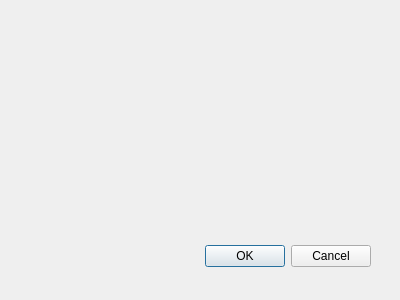
Qt form ImageExtractor/classadder.ui (BenjaminDeguerre/ImageProcessing) before a commit.
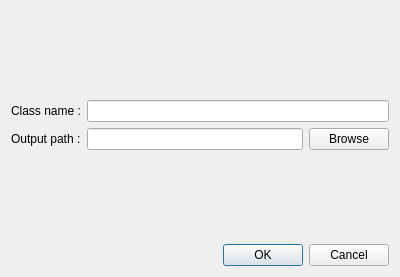
The same form after that commit.

Diff of the .ui file:
```diff
--- a/ImageExtractor/classadder.ui
+++ b/ImageExtractor/classadder.ui
@@ -9,28 +9,89 @@
     <x>0</x>
     <y>0</y>
     <width>400</width>
-    <height>300</height>
+    <height>277</height>
    </rect>
   </property>
   <property name="windowTitle">
    <string>Dialog</string>
   </property>
-  <widget name="buttonBox" class="QDialogButtonBox">
-   <property name="geometry">
-    <rect>
-     <x>30</x>
-     <y>240</y>
-     <width>341</width>
-     <height>32</height>
-    </rect>
-   </property>
-   <property name="orientation">
-    <enum>Qt::Horizontal</enum>
-   </property>
-   <property name="standardButtons">
-    <set>QDialogButtonBox::Cancel|QDialogButtonBox::Ok</set>
-   </property>
-  </widget>
+  <layout class="QVBoxLayout" name="verticalLayout_2">
+   <item>
+    <layout class="QVBoxLayout" name="verticalLayout">
+     <item>
+      <spacer name="verticalSpacer_2">
+       <property name="orientation">
+        <enum>Qt::Vertical</enum>
+       </property>
+       <property name="sizeHint" stdset="0">
+        <size>
+         <width>20</width>
+         <height>40</height>
+        </size>
+       </property>
+      </spacer>
+     </item>
+     <item>
+      <layout class="QHBoxLayout" name="horizontalLayout">
+       <item>
+        <widget class="QLabel" name="label">
+         <property name="text">
+          <string>Class name :</string>
+         </property>
+        </widget>
+       </item>
+       <item>
+        <widget class="QLineEdit" name="lineEdit"/>
+       </item>
+      </layout>
+     </item>
+     <item>
+      <layout class="QHBoxLayout" name="horizontalLayout_2">
+       <item>
+        <widget class="QLabel" name="label_2">
+         <property name="text">
+          <string>Output path :</string>
+         </property>
+        </widget>
+       </item>
+       <item>
+        <widget class="QLineEdit" name="lineEdit_2"/>
+       </item>
+       <item>
+        <widget class="QPushButton" name="pushButton">
+         <property name="text">
+          <string>Browse</string>
+         </property>
+        </widget>
+       </item>
+      </layout>
+     </item>
+     <item>
+      <spacer name="verticalSpacer">
+       <property name="orientation">
+        <enum>Qt::Vertical</enum>
+       </property>
+       <property name="sizeHint" stdset="0">
+        <size>
+         <width>20</width>
+         <height>40</height>
+        </size>
+       </property>
+      </spacer>
+     </item>
+    </layout>
+   </item>
+   <item>
+    <widget class="QDialogButtonBox" name="buttonBox">
+     <property name="orientation">
+      <enum>Qt::Horizontal</enum>
+     </property>
+     <property name="standardButtons">
+      <set>QDialogButtonBox::Cancel|QDialogButtonBox::Ok</set>
+     </property>
+    </widget>
+   </item>
+  </layout>
  </widget>
  <pixmapfunction/>
  <resources/>
```
Left out of the diff: 7 changed lines with no effect on the pictures.
